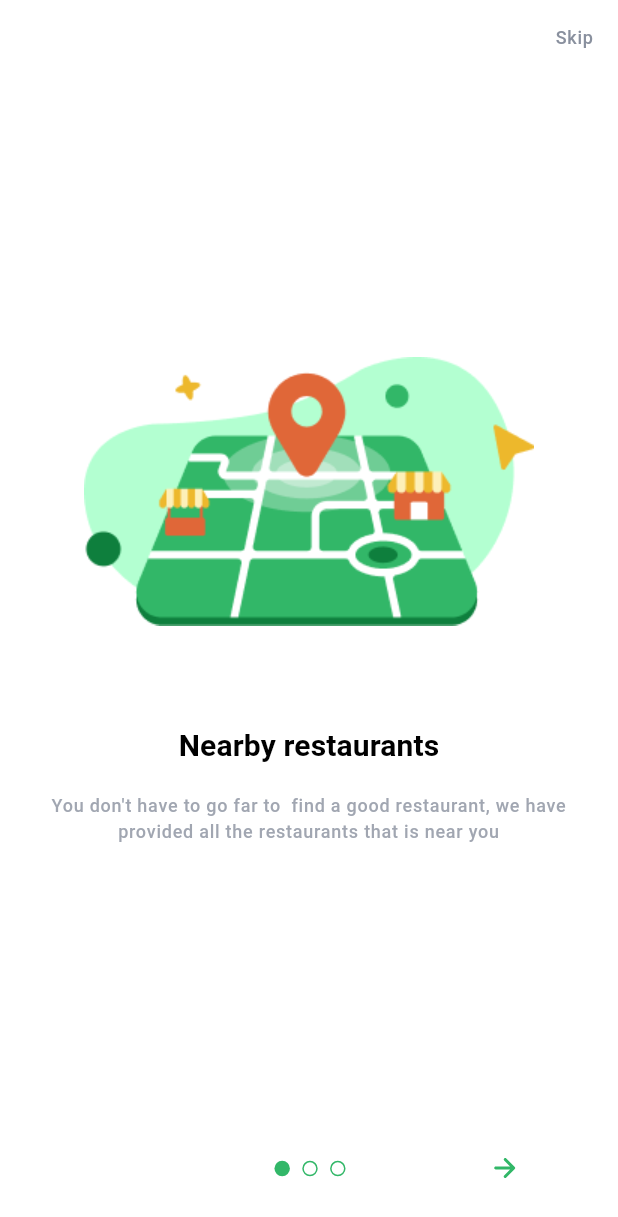
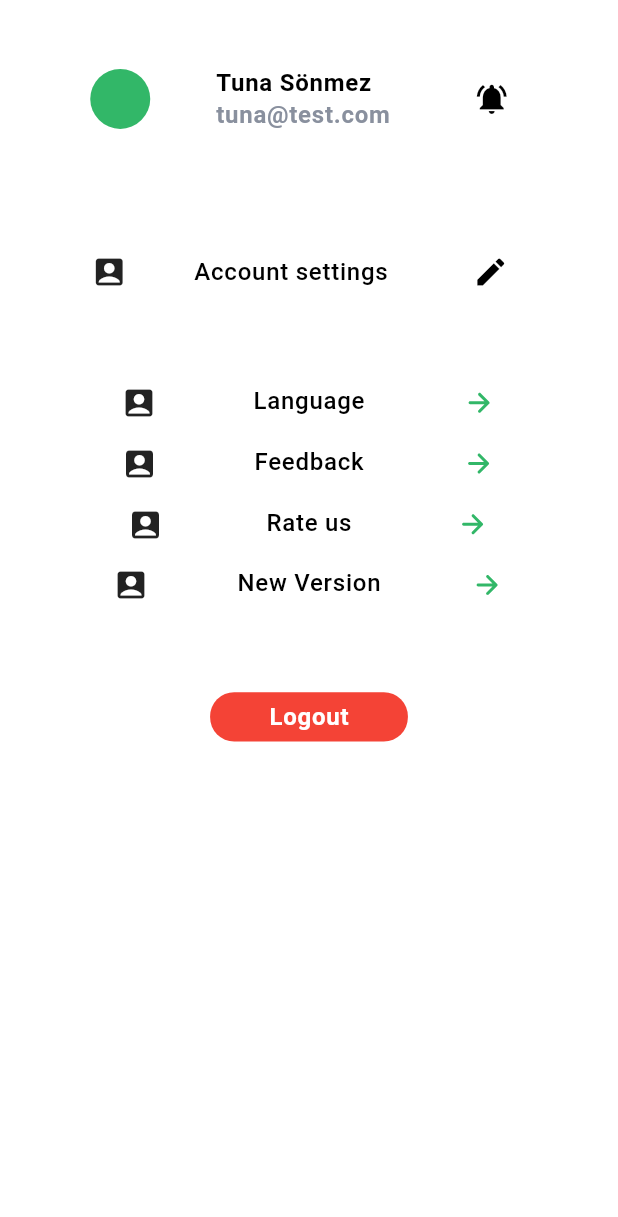
Before and after one commit to envertunasonmez/restaurantsApp, a Flutter app: the screen it shows after launch, on a phone screen of 412 x 824 dp. Shown: the top 1217 px of the screen. Run offline on Flutter 3.47's test engine with Material 3 defaults, Android fonts, the phone set to English and light mode, and no system bars; our stand-ins replace firebase_auth, firebase_core, flutter_svg, form_builder_validators, get, hive_flutter and 1 more; accounts and stored records are empty; Roboto replaces fonts that are missing (Poppins).

Commit message:
create - account screen

```diff
--- a/lib/main.dart
+++ b/lib/main.dart
@@ -1,6 +1,7 @@
 import 'package:firebase_core/firebase_core.dart';
 import 'package:flutter/material.dart';
 import 'package:get/get.dart';
+import 'package:restaurant_app/presentation/account/account_screen.dart';
 
 import 'package:restaurant_app/presentation/onboarding/first_screen.dart';
 import 'package:restaurant_app/route/routes.dart';
@@ -23,7 +24,7 @@ void main() async {
       GetMaterialApp(
         title: 'Restaurant App',
         debugShowCheckedModeBanner: false,
-        home: const OnBoardingPageFirst(),
+        home: const AccountScreen(),
         theme: themeController.lightTheme,
         routes: AppRoutes.routes,
       ),
--- /dev/null
+++ b/lib/presentation/account/account_screen.dart
@@ -0,0 +1,40 @@
+import 'package:flutter/material.dart';
+import 'package:restaurant_app/core/constant/color.dart';
+import 'package:restaurant_app/core/extension/num_x.dart';
+import 'package:restaurant_app/presentation/base/base_screen.dart';
+import 'package:restaurant_app/widget_modal/account/account_cards/cards_modal.dart';
+import 'package:restaurant_app/widget_modal/button/button.dart';
+
+class AccountScreen extends StatelessWidget {
+  const AccountScreen({super.key});
+
+  @override
+  Widget build(BuildContext context) {
+    return BaseScreen(
+        backgroundColor: ColorConstants.background.withOpacity(
+          0.95,
+        ),
+        mobile: Column(
+          children: [
+            4.yh,
+            profileBar(),
+            6.yh,
+            accountSettings(),
+            2.yh,
+            appInformation(),
+            4.yh,
+            SizedBox(
+              height: 4.h,
+              width: 16.h,
+              child: AppButton(
+                backgroundColor: ColorConstants.error,
+                text: 'Logout',
+                onTap: () {
+                  print('çıkış yapıldı');
+                },
+              ),
+            ),
+          ],
+        ));
+  }
+}
--- /dev/null
+++ b/lib/widget_modal/account/account_cards/cards_modal.dart
@@ -0,0 +1,228 @@
+import 'package:flutter/material.dart';
+import 'package:flutter_svg/svg.dart';
+import 'package:get/get.dart';
+import 'package:restaurant_app/core/constant/color.dart';
+import 'package:restaurant_app/core/constant/radius.dart';
+import 'package:restaurant_app/core/constant/static_asset.dart';
+import 'package:restaurant_app/core/extension/num_x.dart';
+
+class accountSettings extends StatelessWidget {
+  const accountSettings({
+    super.key,
+  });
+
+  @override
+  Widget build(BuildContext context) {
+    return Container(
+      height: 8.h,
+      decoration: BoxDecoration(
+        color: ColorConstants.secondary,
+        borderRadius: BorderRadius.circular(
+          AppRadius.buttonRadius,
+        ),
+      ),
+      child: Row(
+        mainAxisAlignment: MainAxisAlignment.spaceEvenly,
+        children: [
+          const Icon(
+            Icons.account_box,
+          ),
+          Column(
+            mainAxisAlignment: MainAxisAlignment.center,
+            crossAxisAlignment: CrossAxisAlignment.start,
+            children: [
+              Text(
+                'Account settings',
+                style: Get.theme.textTheme.labelMedium!.copyWith(
+                  color: ColorConstants.black,
+                ),
+              ),
+            ],
+          ),
+          IconButton(
+            onPressed: () {},
+            icon: Icon(
+              Icons.edit,
+              color: ColorConstants.black,
+            ),
+          ),
+        ],
+      ),
+    );
+  }
+}
+
+class profileBar extends StatelessWidget {
+  const profileBar({
+    super.key,
+  });
+
+  @override
+  Widget build(BuildContext context) {
+    return Container(
+      height: 8.h,
+      decoration: BoxDecoration(
+        color: ColorConstants.secondary,
+        borderRadius: BorderRadius.circular(
+          AppRadius.buttonRadius,
+        ),
+      ),
+      child: Row(
+        mainAxisAlignment: MainAxisAlignment.spaceEvenly,
+        children: [
+          CircleAvatar(),
+          Column(
+            mainAxisAlignment: MainAxisAlignment.center,
+            crossAxisAlignment: CrossAxisAlignment.start,
+            children: [
+              Text(
+                'Tuna Sönmez',
+                style: Get.theme.textTheme.labelMedium!.copyWith(
+                  color: ColorConstants.black,
+                  fontWeight: FontWeight.bold,
+                ),
+              ),
+              Text(
+                'tuna@test.com',
+                style: Get.theme.textTheme.labelMedium!.copyWith(
+                  color: ColorConstants.grey,
+                  fontWeight: FontWeight.bold,
+                ),
+              ),
+            ],
+          ),
+          IconButton(
+            onPressed: () {},
+            icon: Icon(
+              Icons.notifications_on,
+              color: ColorConstants.black,
+            ),
+          ),
+        ],
+      ),
+    );
+  }
+}
+
+class appInformation extends StatelessWidget {
+  const appInformation({
+    super.key,
+  });
+
+  @override
+  Widget build(BuildContext context) {
+    return Container(
+      height: 24.h,
+      decoration: BoxDecoration(
+        color: ColorConstants.secondary,
+        borderRadius: BorderRadius.circular(
+          AppRadius.buttonRadius,
+        ),
+      ),
+      child: Column(
+        mainAxisAlignment: MainAxisAlignment.center,
+        children: [
+          Row(
+            mainAxisAlignment: MainAxisAlignment.spaceEvenly,
+            crossAxisAlignment: CrossAxisAlignment.start,
+            children: [
+              const Icon(
+                Icons.account_box,
+              ),
+              Column(
+                mainAxisAlignment: MainAxisAlignment.center,
+                crossAxisAlignment: CrossAxisAlignment.start,
+                children: [
+                  Text(
+                    'Language',
+                    style: Get.theme.textTheme.labelMedium!.copyWith(
+                      color: ColorConstants.black,
+                    ),
+                  ),
+                ],
+              ),
+              SvgPicture.asset(
+                StaticAssets.arrowRight,
+              ),
+            ],
+          ),
+          2.yh,
+          Row(
+            mainAxisAlignment: MainAxisAlignment.spaceEvenly,
+            crossAxisAlignment: CrossAxisAlignment.start,
+            children: [
+              const Icon(
+                Icons.account_box,
+              ),
+              Column(
+                mainAxisAlignment: MainAxisAlignment.center,
+                crossAxisAlignment: CrossAxisAlignment.start,
+                children: [
+                  Text(
+                    'Feedback',
+                    style: Get.theme.textTheme.labelMedium!.copyWith(
+                      color: ColorConstants.black,
+                    ),
+                  ),
+                ],
+              ),
+              SvgPicture.asset(
+                StaticAssets.arrowRight,
+              ),
+            ],
+          ),
+          2.yh,
+          Row(
+            mainAxisAlignment: MainAxisAlignment.spaceEvenly,
+            crossAxisAlignment: CrossAxisAlignment.start,
+            children: [
+              const Icon(
+                Icons.account_box,
+              ),
+              Column(
+                mainAxisAlignment: MainAxisAlignment.center,
+                crossAxisAlignment: CrossAxisAlignment.start,
+                children: [
+                  Text(
+                    'Rate us',
+                    style: Get.theme.textTheme.labelMedium!.copyWith(
+                      color: ColorConstants.black,
+                    ),
+                  ),
+                ],
+              ),
+              SvgPicture.asset(
+                StaticAssets.arrowRight,
+              ),
+            ],
+          ),
+          2.yh,
+          Row(
+            mainAxisAlignment: MainAxisAlignment.spaceEvenly,
+            crossAxisAlignment: CrossAxisAlignment.start,
+            children: [
+              const Icon(
+                Icons.account_box,
+              ),
+              Column(
+                mainAxisAlignment: MainAxisAlignment.center,
+                crossAxisAlignment: CrossAxisAlignment.start,
+                children: [
+                  Text(
+                    'New Version',
+                    style: Get.theme.textTheme.labelMedium!.copyWith(
+                      color: ColorConstants.black,
+                    ),
+                  ),
+                ],
+              ),
+              SvgPicture.asset(
+                StaticAssets.arrowRight,
+              ),
+            ],
+          ),
+        ],
+      ),
+    );
+  }
+}
```
